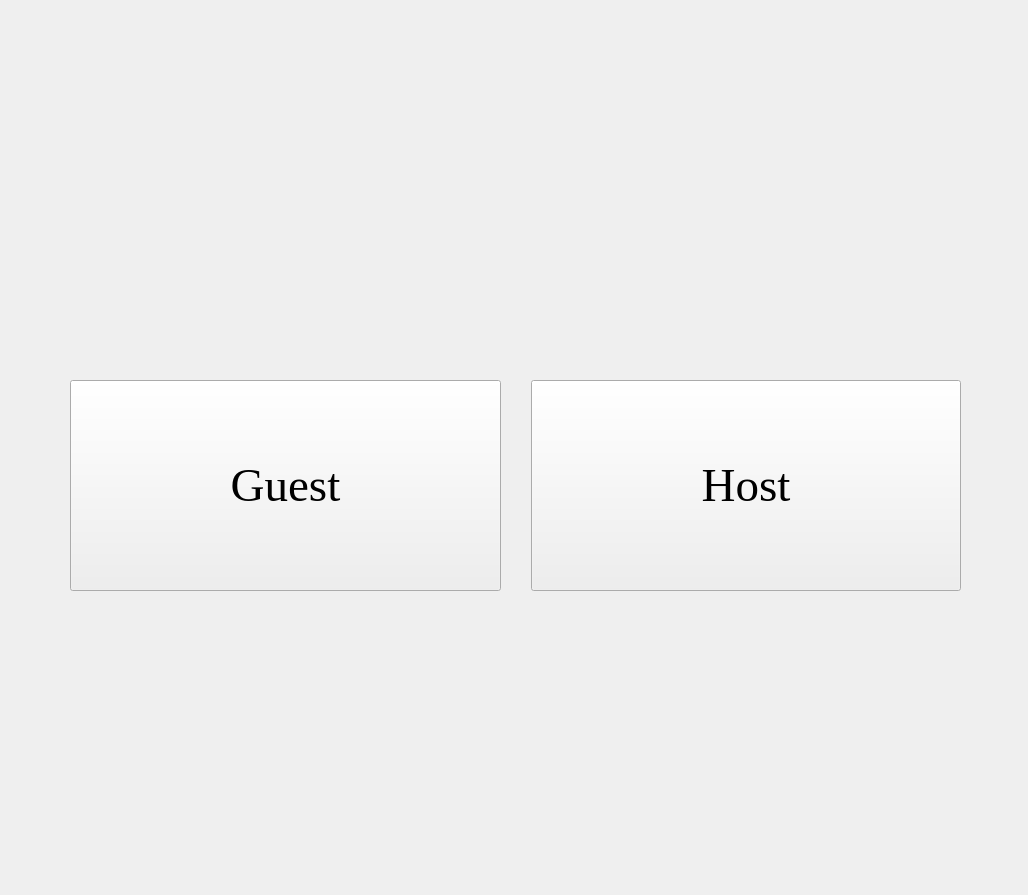
Qt form main_screen.ui (parthchauhan981104/innovacersummergeeks) before a commit.
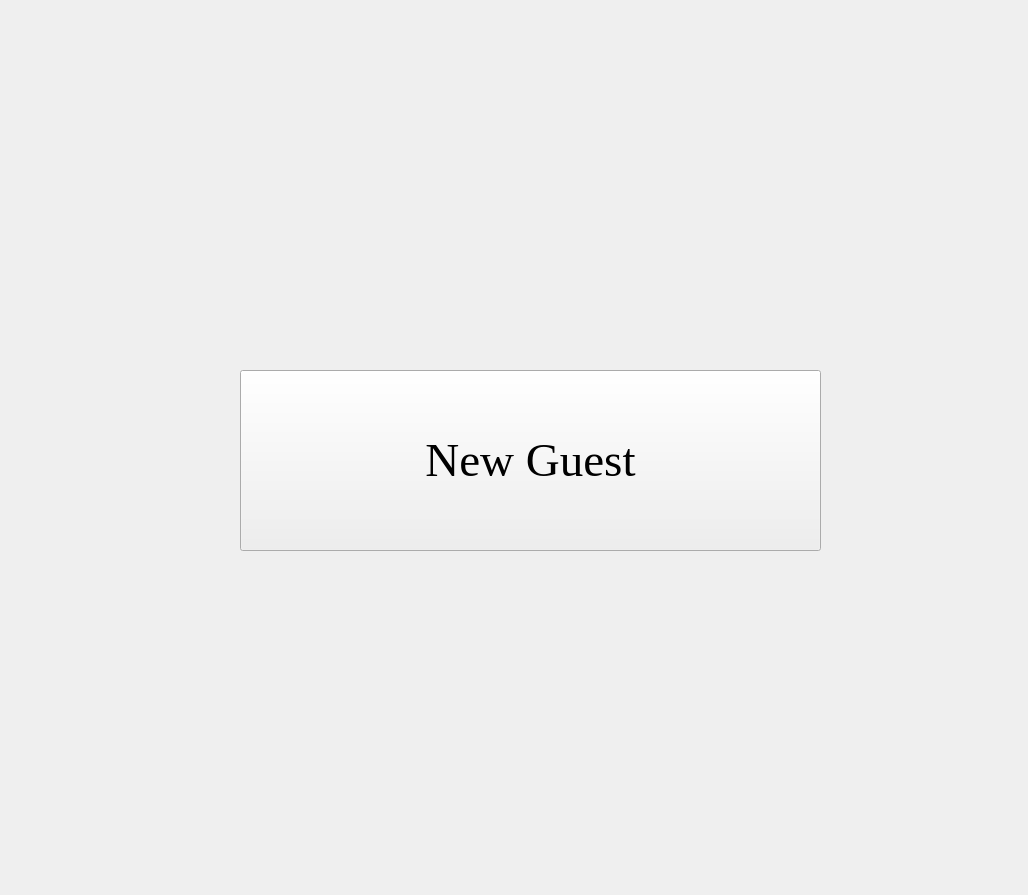
The same form after that commit. Icons and pictures are not drawn.

Patch:
```diff
--- a/main_screen.ui
+++ b/main_screen.ui
@@ -47,10 +47,10 @@
   <widget class="QWidget" name="horizontalLayoutWidget">
    <property name="geometry">
     <rect>
-     <x>70</x>
-     <y>380</y>
-     <width>891</width>
-     <height>211</height>
+     <x>240</x>
+     <y>370</y>
+     <width>581</width>
+     <height>181</height>
     </rect>
    </property>
    <layout class="QHBoxLayout" name="horizontalLayout">
@@ -77,36 +77,7 @@
        <cursorShape>PointingHandCursor</cursorShape>
       </property>
       <property name="text">
-       <string>Guest</string>
-      </property>
-     </widget>
-    </item>
-    <item>
-     <widget class="QPushButton" name="hostButton">
-      <property name="sizePolicy">
-       <sizepolicy hsizetype="Minimum" vsizetype="Expanding">
-        <horstretch>0</horstretch>
-        <verstretch>0</verstretch>
-       </sizepolicy>
-      </property>
-      <property name="font">
-       <font>
-        <family>Georgia</family>
-        <pointsize>35</pointsize>
-        <weight>50</weight>
-        <italic>false</italic>
-        <bold>false</bold>
-        <underline>false</underline>
-        <strikeout>false</strikeout>
-        <stylestrategy>PreferDefault</stylestrategy>
-        <kerning>false</kerning>
-       </font>
-      </property>
-      <property name="cursor">
-       <cursorShape>PointingHandCursor</cursorShape>
-      </property>
-      <property name="text">
-       <string>Host</string>
+       <string>New Guest</string>
       </property>
      </widget>
     </item>
```
